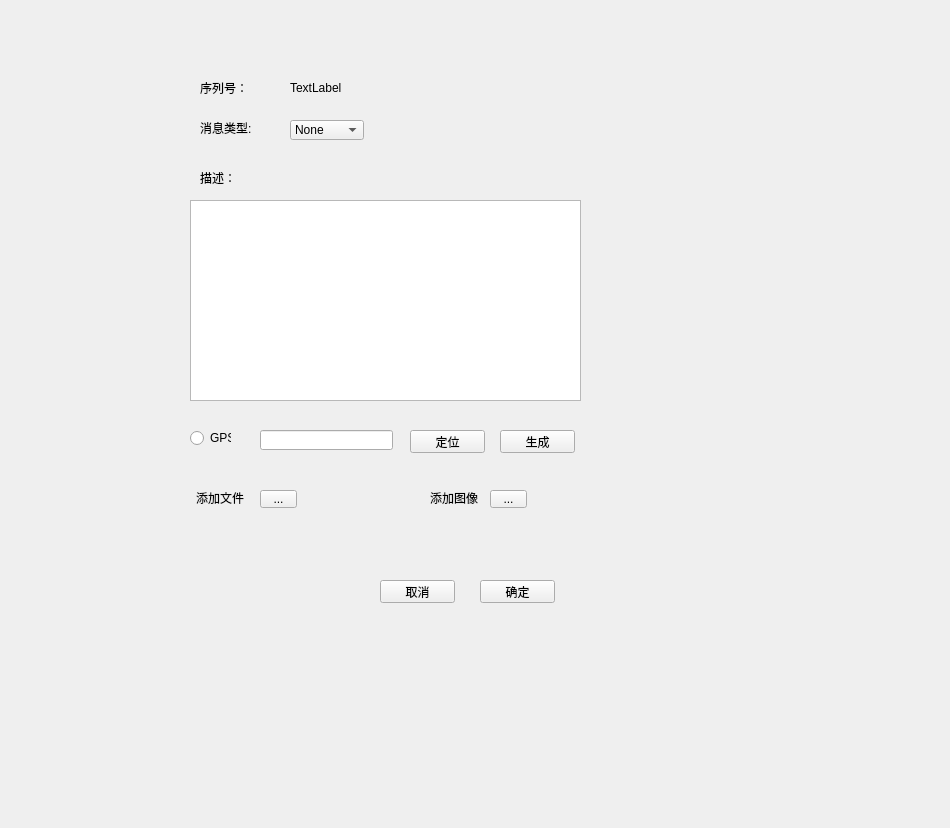
Qt form ui/edit.ui (mioyzhang/UI) before a commit.
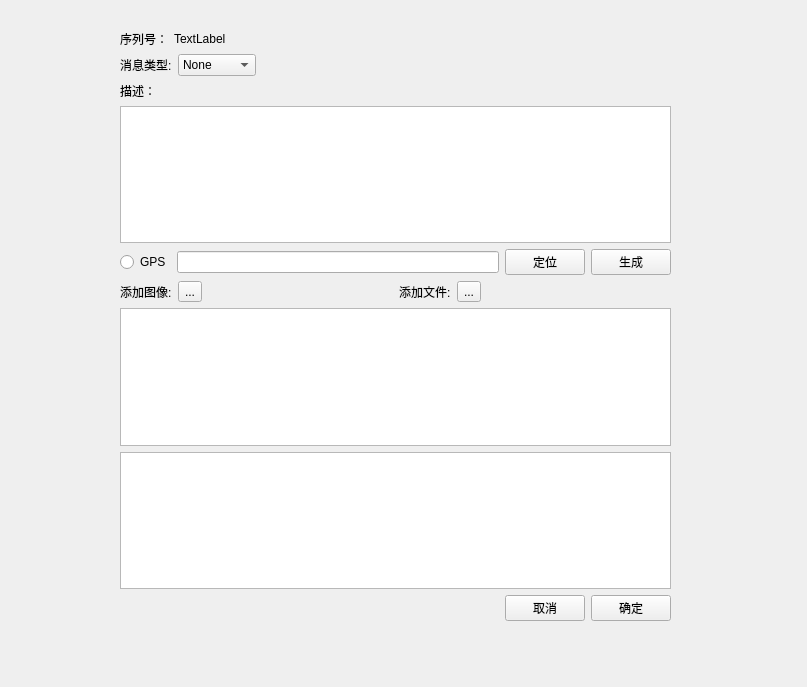
The same form after that commit.

Diff of the .ui file:
```diff
--- a/ui/edit.ui
+++ b/ui/edit.ui
@@ -6,35 +6,64 @@
    <rect>
     <x>0</x>
     <y>0</y>
-    <width>950</width>
-    <height>828</height>
+    <width>807</width>
+    <height>687</height>
    </rect>
   </property>
   <property name="windowTitle">
    <string>Form</string>
   </property>
+  <widget class="QWidget" name="widget" native="true">
+   <property name="geometry">
+    <rect>
+     <x>120</x>
+     <y>30</y>
+     <width>551</width>
+     <height>591</height>
+    </rect>
+   </property>
+   <layout class="QVBoxLayout" name="verticalLayout_2">
+    <item>
+     <layout class="QHBoxLayout" name="horizontalLayout">
+      <item>
+       <widget class="QLabel" name="label_2">
+        <property name="sizePolicy">
+         <sizepolicy hsizetype="Fixed" vsizetype="Fixed">
+          <horstretch>80</horstretch>
+          <verstretch>20</verstretch>
+         </sizepolicy>
+        </property>
+        <property name="text">
+         <string>序列号：</string>
+        </property>
+       </widget>
+      </item>
+      <item>
+       <widget class="QLabel" name="label_seq">
+        <property name="text">
+         <string>TextLabel</string>
+        </property>
+       </widget>
+      </item>
+     </layout>
+    </item>
+    <item>
+     <layout class="QHBoxLayout" name="horizontalLayout_2">
+      <item>
   <widget class="QLabel" name="label">
-   <property name="geometry">
-    <rect>
-     <x>200</x>
-     <y>120</y>
-     <width>54</width>
-     <height>16</height>
-    </rect>
+        <property name="sizePolicy">
+         <sizepolicy hsizetype="Fixed" vsizetype="Fixed">
+          <horstretch>100</horstretch>
+          <verstretch>20</verstretch>
+         </sizepolicy>
    </property>
    <property name="text">
     <string>消息类型:</string>
    </property>
   </widget>
+      </item>
+      <item>
   <widget class="QComboBox" name="comboBox">
-   <property name="geometry">
-    <rect>
-     <x>290</x>
-     <y>120</y>
-     <width>74</width>
-     <height>20</height>
-    </rect>
-   </property>
    <item>
     <property name="text">
      <string>None</string>
@@ -56,158 +85,108 @@
     </property>
    </item>
   </widget>
-  <widget class="QLabel" name="label_2">
-   <property name="geometry">
-    <rect>
-     <x>200</x>
-     <y>80</y>
-     <width>48</width>
-     <height>16</height>
-    </rect>
-   </property>
-   <property name="text">
-    <string>序列号：</string>
-   </property>
-  </widget>
-  <widget class="QLabel" name="label_seq">
-   <property name="geometry">
-    <rect>
-     <x>290</x>
-     <y>80</y>
-     <width>54</width>
-     <height>16</height>
-    </rect>
-   </property>
-   <property name="text">
-    <string>TextLabel</string>
-   </property>
-  </widget>
+      </item>
+      <item>
+       <spacer name="horizontalSpacer_4">
+        <property name="orientation">
+         <enum>Qt::Horizontal</enum>
+        </property>
+        <property name="sizeHint" stdset="0">
+         <size>
+          <width>40</width>
+          <height>20</height>
+         </size>
+        </property>
+       </spacer>
+      </item>
+     </layout>
+    </item>
+    <item>
+     <layout class="QVBoxLayout" name="verticalLayout">
+      <item>
   <widget class="QLabel" name="label_4">
-   <property name="geometry">
-    <rect>
-     <x>200</x>
-     <y>170</y>
-     <width>36</width>
-     <height>16</height>
-    </rect>
-   </property>
    <property name="text">
     <string>描述：</string>
    </property>
   </widget>
-  <widget class="QTextEdit" name="textEdit">
-   <property name="geometry">
-    <rect>
-     <x>190</x>
-     <y>200</y>
-     <width>391</width>
-     <height>201</height>
-    </rect>
-   </property>
-  </widget>
+      </item>
+      <item>
+       <widget class="QTextEdit" name="textEdit"/>
+      </item>
+     </layout>
+    </item>
+    <item>
+     <layout class="QHBoxLayout" name="horizontalLayout_3">
+      <item>
   <widget class="QRadioButton" name="radioButton">
-   <property name="geometry">
-    <rect>
-     <x>190</x>
-     <y>430</y>
-     <width>41</width>
-     <height>16</height>
-    </rect>
-   </property>
    <property name="text">
     <string>GPS</string>
    </property>
   </widget>
-  <widget class="QLineEdit" name="lineEdit">
-   <property name="geometry">
-    <rect>
-     <x>260</x>
-     <y>430</y>
-     <width>133</width>
-     <height>20</height>
-    </rect>
-   </property>
-  </widget>
+      </item>
+      <item>
+       <widget class="QLineEdit" name="lineEdit"/>
+      </item>
+      <item>
   <widget class="QPushButton" name="pushButton_position">
-   <property name="geometry">
-    <rect>
-     <x>410</x>
-     <y>430</y>
-     <width>75</width>
-     <height>23</height>
-    </rect>
-   </property>
    <property name="text">
     <string>定位</string>
    </property>
   </widget>
+      </item>
+      <item>
   <widget class="QPushButton" name="pushButton_generate">
-   <property name="geometry">
-    <rect>
-     <x>500</x>
-     <y>430</y>
-     <width>75</width>
-     <height>23</height>
-    </rect>
-   </property>
    <property name="text">
     <string>生成</string>
    </property>
   </widget>
-  <widget class="QLabel" name="label_5">
-   <property name="geometry">
-    <rect>
-     <x>196</x>
-     <y>490</y>
-     <width>48</width>
-     <height>16</height>
-    </rect>
-   </property>
-   <property name="text">
-    <string>添加文件</string>
-   </property>
-  </widget>
+      </item>
+     </layout>
+    </item>
+    <item>
+     <layout class="QHBoxLayout" name="horizontalLayout_4">
+      <item>
   <widget class="QLabel" name="label_6">
-   <property name="geometry">
-    <rect>
-     <x>430</x>
-     <y>490</y>
-     <width>48</width>
-     <height>16</height>
-    </rect>
-   </property>
    <property name="text">
-    <string>添加图像</string>
-   </property>
-  </widget>
-  <widget class="QToolButton" name="toolButton_file">
-   <property name="geometry">
-    <rect>
-     <x>260</x>
-     <y>490</y>
-     <width>37</width>
-     <height>18</height>
-    </rect>
-   </property>
-   <property name="sizePolicy">
-    <sizepolicy hsizetype="Preferred" vsizetype="Preferred">
-     <horstretch>0</horstretch>
-     <verstretch>0</verstretch>
-    </sizepolicy>
-   </property>
-   <property name="text">
-    <string>...</string>
-   </property>
-  </widget>
+         <string>添加图像:</string>
+        </property>
+       </widget>
+      </item>
+      <item>
   <widget class="QToolButton" name="toolButton_img">
-   <property name="geometry">
-    <rect>
-     <x>490</x>
-     <y>490</y>
-     <width>37</width>
-     <height>18</height>
-    </rect>
-   </property>
+        <property name="sizePolicy">
+         <sizepolicy hsizetype="Preferred" vsizetype="Preferred">
+          <horstretch>0</horstretch>
+          <verstretch>0</verstretch>
+         </sizepolicy>
+        </property>
+        <property name="text">
+         <string>...</string>
+        </property>
+       </widget>
+      </item>
+      <item>
+       <spacer name="horizontalSpacer">
+        <property name="orientation">
+         <enum>Qt::Horizontal</enum>
+        </property>
+        <property name="sizeHint" stdset="0">
+         <size>
+          <width>40</width>
+          <height>20</height>
+         </size>
+        </property>
+       </spacer>
+      </item>
+      <item>
+       <widget class="QLabel" name="label_5">
+        <property name="text">
+         <string>添加文件:</string>
+        </property>
+       </widget>
+      </item>
+      <item>
+       <widget class="QToolButton" name="toolButton_file">
    <property name="sizePolicy">
     <sizepolicy hsizetype="Preferred" vsizetype="Preferred">
      <horstretch>0</horstretch>
@@ -218,34 +197,65 @@
     <string>...</string>
    </property>
   </widget>
+      </item>
+      <item>
+       <spacer name="horizontalSpacer_2">
+        <property name="orientation">
+         <enum>Qt::Horizontal</enum>
+        </property>
+        <property name="sizeHint" stdset="0">
+         <size>
+          <width>40</width>
+          <height>20</height>
+         </size>
+        </property>
+       </spacer>
+      </item>
+     </layout>
+    </item>
+    <item>
+     <widget class="QListWidget" name="listWidget_images"/>
+    </item>
+    <item>
+     <widget class="QListWidget" name="listWidget_files"/>
+    </item>
+    <item>
+     <layout class="QHBoxLayout" name="horizontalLayout_5">
+      <item>
+       <spacer name="horizontalSpacer_3">
+        <property name="orientation">
+         <enum>Qt::Horizontal</enum>
+        </property>
+        <property name="sizeHint" stdset="0">
+         <size>
+          <width>40</width>
+          <height>20</height>
+         </size>
+        </property>
+       </spacer>
+      </item>
+      <item>
   <widget class="QPushButton" name="pushButton_cancel">
-   <property name="geometry">
-    <rect>
-     <x>380</x>
-     <y>580</y>
-     <width>75</width>
-     <height>23</height>
-    </rect>
-   </property>
    <property name="text">
     <string>取消</string>
    </property>
   </widget>
+      </item>
+      <item>
   <widget class="QPushButton" name="pushButton_submit">
-   <property name="geometry">
-    <rect>
-     <x>480</x>
-     <y>580</y>
-     <width>75</width>
-     <height>23</height>
-    </rect>
-   </property>
    <property name="text">
     <string>确定</string>
    </property>
   </widget>
- </widget>
- <resources/>
+      </item>
+     </layout>
+    </item>
+   </layout>
+  </widget>
+ </widget>
+ <resources>
+  <include location="../resource/resouce.qrc"/>
+ </resources>
  <connections>
   <connection>
    <sender>pushButton_cancel</sender>
```
Left out of the diff: 4 changed lines with no effect on the pictures. Lines whose indentation alone changed are shown as unchanged.
